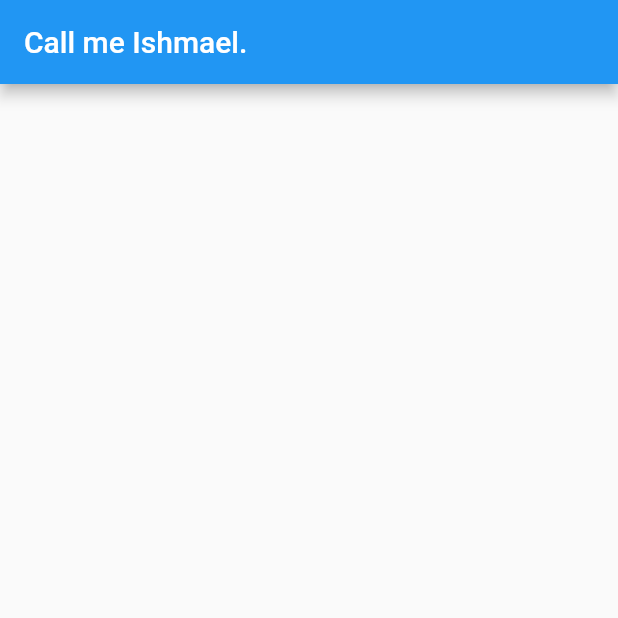
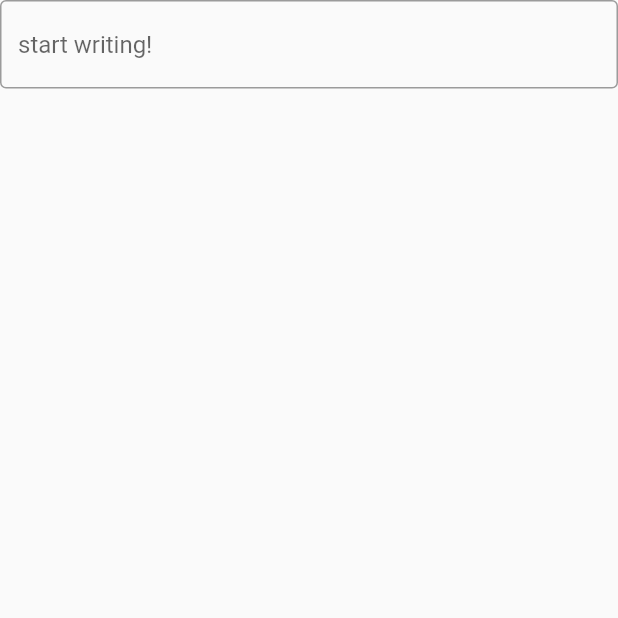
Before and after one commit to akaddoura/f10, a Flutter app: the screen it shows after launch, on a phone screen of 412 x 824 dp, the top half of it. Run offline on Flutter 3.47's test engine with Material 2 defaults, Android fonts, the phone set to English and light mode, and no system bars.

Commit message:
basic TextField with infinite lines

```diff
--- a/lib/textdocument.dart
+++ b/lib/textdocument.dart
@@ -4,9 +4,6 @@ import 'package:flutter/widgets.dart';
 
 class Editor extends StatefulWidget {
   const Editor({Key? key}) : super(key: key);
-
-  // @override
-  // _EditorState createState() = _EditorState();
 
   @override
   State<Editor> createState() => _EditorState();
@@ -17,11 +14,18 @@ class _EditorState extends State<Editor> {
 
   @override
   Widget build(BuildContext context) {
-    return Scaffold(
-      appBar: AppBar(
-        title: Text("Call me Ishmael."),
-      ),
-      body: Container(),
+    return MaterialApp(
+      home: Scaffold(
+          body: SizedBox(
+              width: double.infinity,
+              height: double.infinity,
+              child: TextField(
+                maxLines: null,
+                decoration: InputDecoration(
+                  border: OutlineInputBorder(),
+                  hintText: 'start writing!',
+                ),
+              ))),
     );
   }
 }
```
